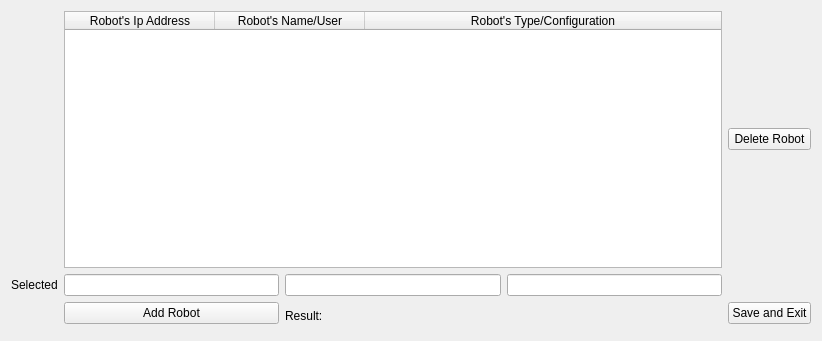
Qt form src/ui_files/Edit_Robot_Design.ui (uf-reef-avl/multilauncher) before a commit.
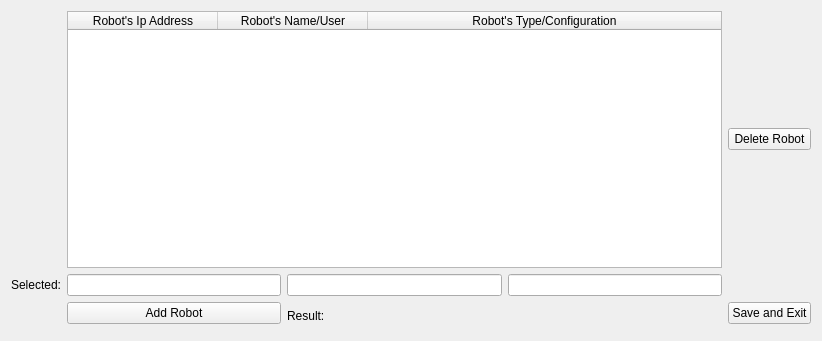
The same form after that commit.

Commit message: Fixing some file browsing and ui improvements. README in progress

Diff of the .ui file:
```diff
--- a/src/ui_files/Edit_Robot_Design.ui
+++ b/src/ui_files/Edit_Robot_Design.ui
@@ -73,7 +73,7 @@
    <item row="1" column="0">
     <widget class="QLabel" name="selectedLabel">
      <property name="text">
-      <string>Selected</string>
+      <string>Selected:</string>
      </property>
     </widget>
    </item>
```
The commit also changes 7 other files.
